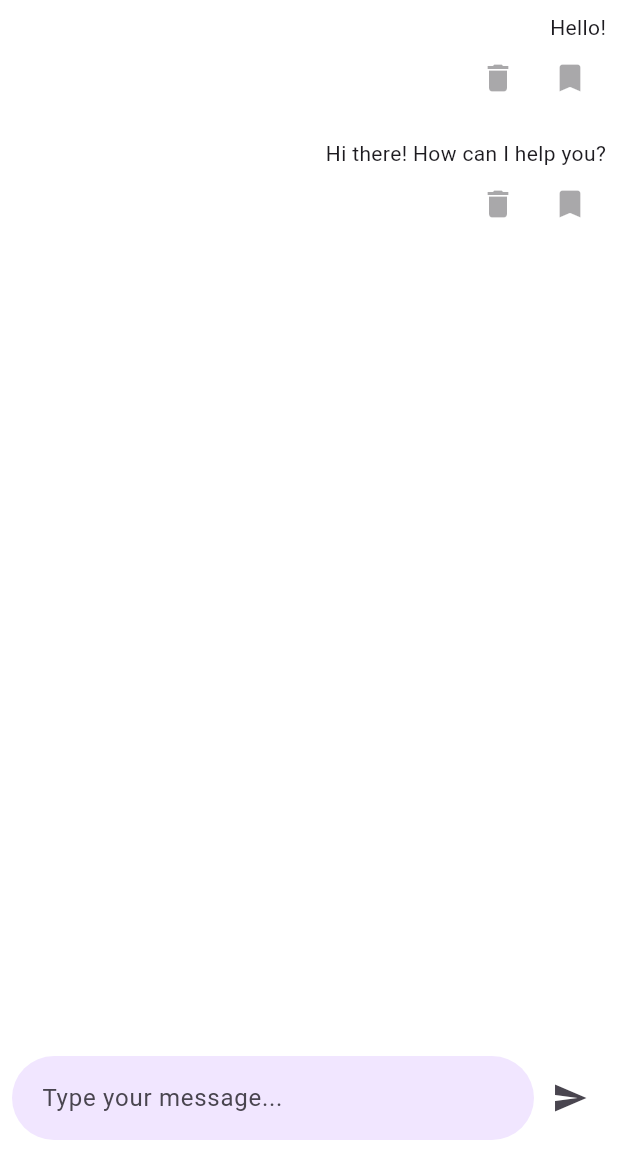
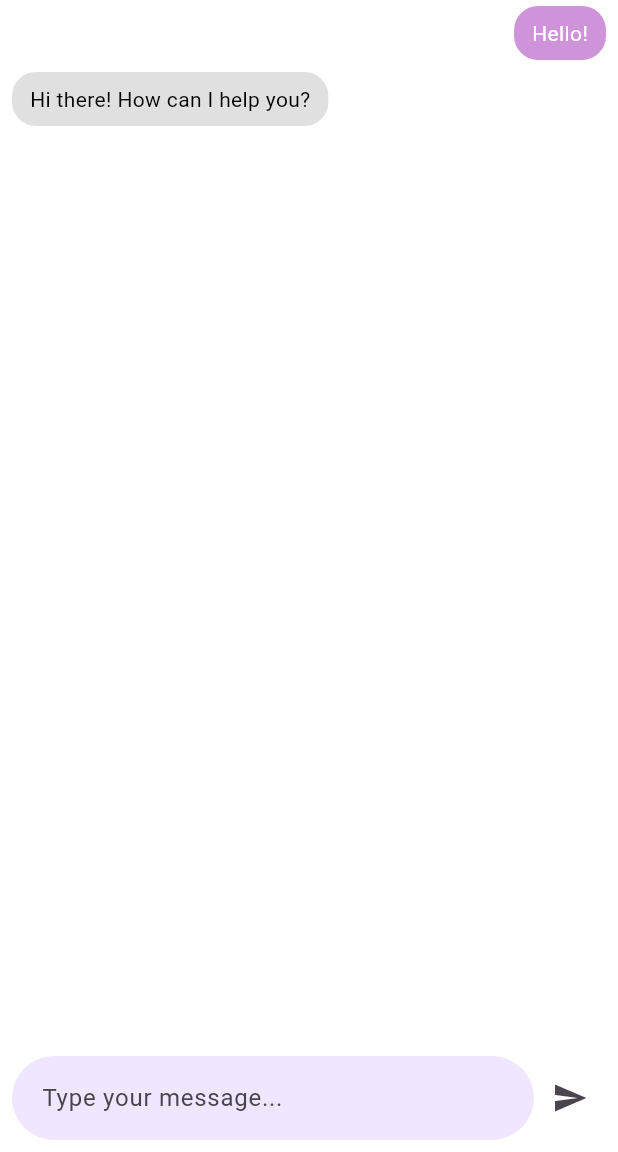
Before and after one commit to NeuronaBens/CalmbotMobile, a Flutter app: the ChatScreen screen opened directly, on a phone screen of 412 x 824 dp, the part 84-1236 px from its top. Run offline on Flutter 3.47's test engine with Material 3 defaults, Android fonts, the phone set to English and light mode, and no system bars; our stand-ins replace flutter_svg.

Commit message:
feat: message bubbles
added message bubbles.

```diff
--- a/lib/Components/message_widget.dart
+++ b/lib/Components/message_widget.dart
@@ -4,55 +4,31 @@ import '../Models/message_model.dart';
 
 class MessageWidget extends StatelessWidget {
   final Message message;
-  final bool isUserMessage;
-  final VoidCallback? onDeleteMessage;
-  final VoidCallback? onBookmarkMessage;
 
-  const MessageWidget({
-    super.key,
-    required this.message,
-    required this.isUserMessage,
-    this.onDeleteMessage,
-    this.onBookmarkMessage,
-  });
+  const MessageWidget({super.key, required this.message});
 
   @override
   Widget build(BuildContext context) {
-    return Row(
-      mainAxisAlignment:
-          isUserMessage ? MainAxisAlignment.end : MainAxisAlignment.start,
-      children: [
-        Container(
-          decoration: BoxDecoration(
-            color: isUserMessage ? Colors.white60 : Colors.purple,
-            borderRadius: BorderRadius.circular(10.0),
-          ),
-          padding: const EdgeInsets.all(8.0),
-          child: Column(
-            crossAxisAlignment: isUserMessage
-                ? CrossAxisAlignment.end
-                : CrossAxisAlignment.start,
-            children: [
-              Text(message.text),
-              Row(
-                mainAxisSize: MainAxisSize.min,
-                children: [
-                  IconButton(
-                    onPressed: onDeleteMessage,
-                    icon: const Icon(Icons.delete),
-                    splashRadius: 18.0,
-                  ),
-                  IconButton(
-                    onPressed: onBookmarkMessage,
-                    icon: const Icon(Icons.bookmark),
-                    splashRadius: 18.0,
-                  ),
-                ],
-              ),
-            ],
+    return Align(
+      alignment:
+          message.isUserMessage ? Alignment.centerRight : Alignment.centerLeft,
+      child: Container(
+        padding: const EdgeInsets.symmetric(horizontal: 12.0, vertical: 8.0),
+        margin: const EdgeInsets.symmetric(horizontal: 8.0, vertical: 4.0),
+        constraints: BoxConstraints(
+          maxWidth: MediaQuery.of(context).size.width * 0.66, // 2/3 of screen width
+        ),
+        decoration: BoxDecoration(
+          color: message.isUserMessage ? Colors.purple[200] : Colors.grey[300],
+          borderRadius: BorderRadius.circular(16.0),
+        ),
+        child: Text(
+          message.text,
+          style: TextStyle(
+            color: message.isUserMessage ? Colors.white : Colors.black,
           ),
         ),
-      ],
+      ),
     );
   }
 }
--- a/lib/Screens/Chat/chat_screen.dart
+++ b/lib/Screens/Chat/chat_screen.dart
@@ -16,9 +16,10 @@ class _ChatScreenState extends State<ChatScreen> {
   final List<Message> _messages = [
     Message(sender: 'User', text: 'Hello!', isUserMessage: true),
     Message(
-        sender: 'Bot',
-        text: 'Hi there! How can I help you?',
-        isUserMessage: false),
+      sender: 'Bot',
+      text: 'Hi there! How can I help you?',
+      isUserMessage: false,
+    ),
   ];
 
   @override
@@ -34,9 +35,9 @@ class _ChatScreenState extends State<ChatScreen> {
             child: ListView.builder(
               itemCount: _messages.length,
               itemBuilder: (context, index) {
+                final message = _messages[index];
                 return MessageWidget(
-                  message: _messages[index],
-                  isUserMessage: true,
+                  message: message,
                 );
               },
             ),
```
